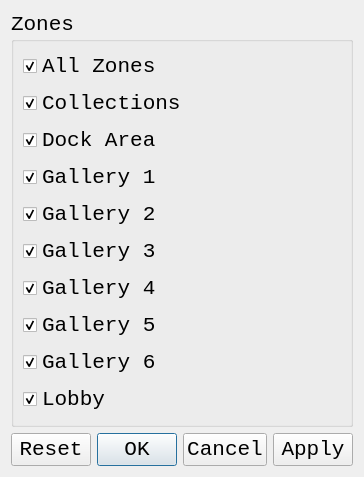
Before: the Qt Designer form zonesdialogbox.ui in UniversalKraftr/HuTemp, drawn with Qt 5.
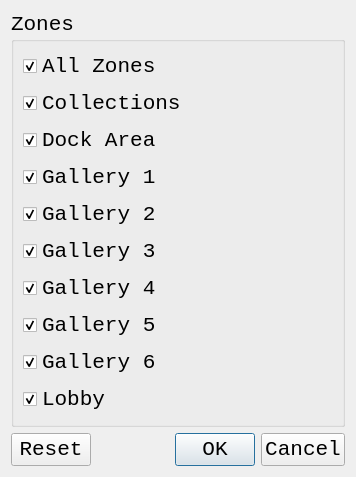
After: the same form once the commit is applied.

```diff
--- a/zonesdialogbox.ui
+++ b/zonesdialogbox.ui
@@ -138,7 +138,7 @@
    <item>
     <widget class="QDialogButtonBox" name="ZonesDialogBoxButtons">
      <property name="standardButtons">
-      <set>QDialogButtonBox::Apply|QDialogButtonBox::Cancel|QDialogButtonBox::Ok|QDialogButtonBox::Reset</set>
+      <set>QDialogButtonBox::Cancel|QDialogButtonBox::Ok|QDialogButtonBox::Reset</set>
      </property>
     </widget>
    </item>
```
